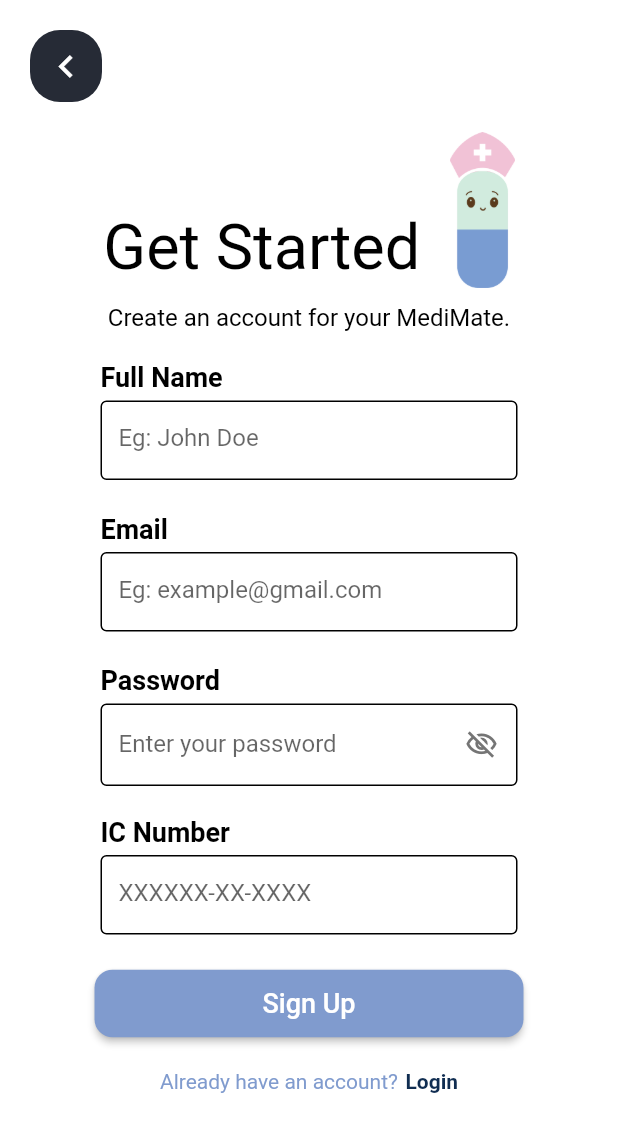
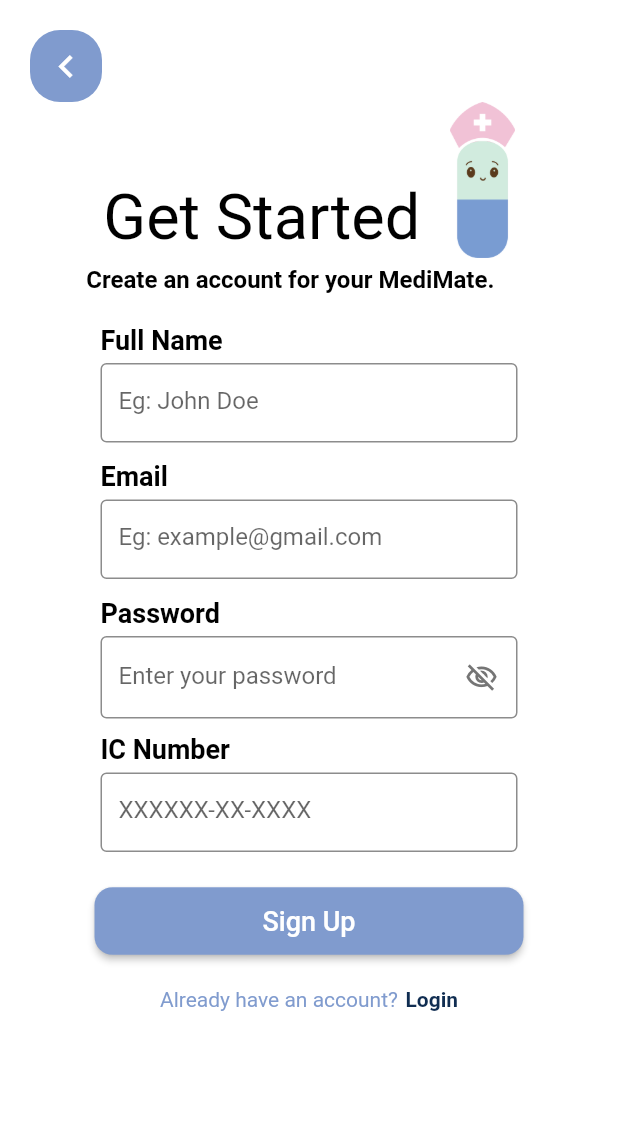
Before and after one commit to marcuswkl/medimate, a Flutter app: the SignUpWidget screen opened directly, on a phone screen of 412 x 824 dp. Shown: the top 1132 px of the screen. Run offline on Flutter 3.47's test engine with Material 2 defaults, Android fonts, the phone set to English and light mode, and no system bars; our stand-ins replace expandable, font_awesome_flutter, google_fonts, google_maps_flutter, page_transition and 4 more; missing offline and left inert: dart:ffi; Roboto replaces fonts that are missing (Fredoka One, Signika Negative).

Commit message:
Update UI for sign up page

```diff
--- a/lib/view/signup/signup.dart
+++ b/lib/view/signup/signup.dart
@@ -44,10 +44,10 @@
                 children: [
                   Padding(
                     padding:
-                        const EdgeInsetsDirectional.fromSTEB(20, 20, 0, 20),
+                        const EdgeInsetsDirectional.fromSTEB(20, 20, 0, 0),
                     child: Container(
                       decoration: const BoxDecoration(
-                        color: Color.fromARGB(255, 38, 43, 54),
+                        color: Color(0xFF809BCE),
                         borderRadius: BorderRadius.all(Radius.circular(20)),
                       ),
                       child: IconButton(
@@ -74,7 +74,7 @@
                     children: [
                       Padding(
                         padding:
-                            const EdgeInsetsDirectional.fromSTEB(0, 0, 0, 10),
+                            const EdgeInsetsDirectional.fromSTEB(0, 0, 0, 5),
                         child: Row(
                           mainAxisSize: MainAxisSize.max,
                           children: [
@@ -101,11 +101,15 @@
                       Padding(
                         padding:
                             const EdgeInsetsDirectional.fromSTEB(0, 0, 0, 20),
-                        child: Text(
-                          'Create an account for your MediMate.',
-                          style: GoogleFonts.signikaNegative(
-                            color: Colors.black,
-                            fontSize: 16,
+                        child: Container(
+                          width: 297,
+                          child: Text(
+                            'Create an account for your MediMate.',
+                            style: GoogleFonts.signikaNegative(
+                              color: Colors.black,
+                              fontSize: 16,
+                              fontWeight: FontWeight.w600,
+                            ),
                           ),
                         ),
                       ),
@@ -124,7 +128,7 @@
                       ),
                       Padding(
                         padding:
-                            const EdgeInsetsDirectional.fromSTEB(0, 0, 0, 20),
+                            const EdgeInsetsDirectional.fromSTEB(0, 0, 0, 10),
                         child: Container(
                           width: 278,
                           height: 55,
@@ -139,7 +143,7 @@
                                 hintText: 'Eg: John Doe',
                                 enabledBorder: OutlineInputBorder(
                                   borderSide: BorderSide(
-                                    color: Colors.black,
+                                    color: Colors.black45,
                                     width: 1,
                                   ),
                                   borderRadius: BorderRadius.all(
@@ -177,7 +181,7 @@
                       ),
                       Padding(
                         padding:
-                            const EdgeInsetsDirectional.fromSTEB(0, 0, 0, 20),
+                            const EdgeInsetsDirectional.fromSTEB(0, 0, 0, 10),
                         child: Container(
                           width: 278,
                           height: 55,
@@ -192,7 +196,7 @@
                                 hintText: 'Eg: example@gmail.com',
                                 enabledBorder: OutlineInputBorder(
                                   borderSide: BorderSide(
-                                    color: Colors.black,
+                                    color: Colors.black45,
                                     width: 1,
                                   ),
                                   borderRadius: BorderRadius.all(
@@ -230,7 +234,7 @@
                       ),
                       Padding(
                         padding:
-                            const EdgeInsetsDirectional.fromSTEB(0, 0, 0, 20),
+                            const EdgeInsetsDirectional.fromSTEB(0, 0, 0, 10),
                         child: Container(
                           width: 278,
                           height: 55,
@@ -242,7 +246,7 @@
                               hintText: 'Enter your password',
                               enabledBorder: const OutlineInputBorder(
                                 borderSide: const BorderSide(
-                                  color: Colors.black,
+                                  color: Colors.black45,
                                   width: 1,
                                 ),
                                 borderRadius: BorderRadius.all(
@@ -306,7 +310,7 @@
                                 hintText: 'XXXXXX-XX-XXXX',
                                 enabledBorder: OutlineInputBorder(
                                   borderSide: BorderSide(
-                                    color: Colors.black,
+                                    color: Colors.black45,
                                     width: 1,
                                   ),
                                   borderRadius: BorderRadius.all(
```
